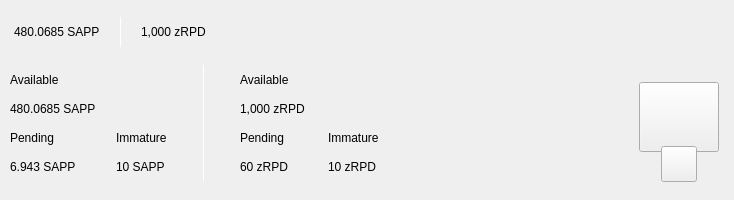
The window that src/qt/pivx/forms/topbar.ui (sappcoin-com/PIVX) describes before a commit, drawn with Qt 5.
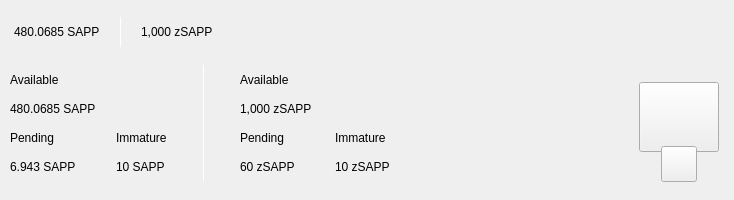
The same window after the commit. Custom widgets are drawn as their Qt base class.

Patch:
```diff
--- a/src/qt/pivx/forms/topbar.ui
+++ b/src/qt/pivx/forms/topbar.ui
@@ -188,7 +188,7 @@
                </size>
               </property>
               <property name="text">
-               <string notr="true">1,000 zRPD</string>
+               <string notr="true">1,000 zSAPP</string>
               </property>
              </widget>
             </item>
@@ -503,7 +503,7 @@
                 <item>
                  <widget class="QLabel" name="labelAvailablezPiv">
                   <property name="text">
-                   <string notr="true">1,000 zRPD</string>
+                   <string notr="true">1,000 zSAPP</string>
                   </property>
                  </widget>
                 </item>
@@ -526,7 +526,7 @@
                   <item>
                    <widget class="QLabel" name="labelPendingzPiv">
                     <property name="text">
-                     <string notr="true">60 zRPD</string>
+                     <string notr="true">60 zSAPP</string>
                     </property>
                    </widget>
                   </item>
@@ -560,7 +560,7 @@
                   <item>
                    <widget class="QLabel" name="labelImmaturezPiv">
                     <property name="text">
-                     <string notr="true">10 zRPD</string>
+                     <string notr="true">10 zSAPP</string>
                     </property>
                    </widget>
                   </item>
```
